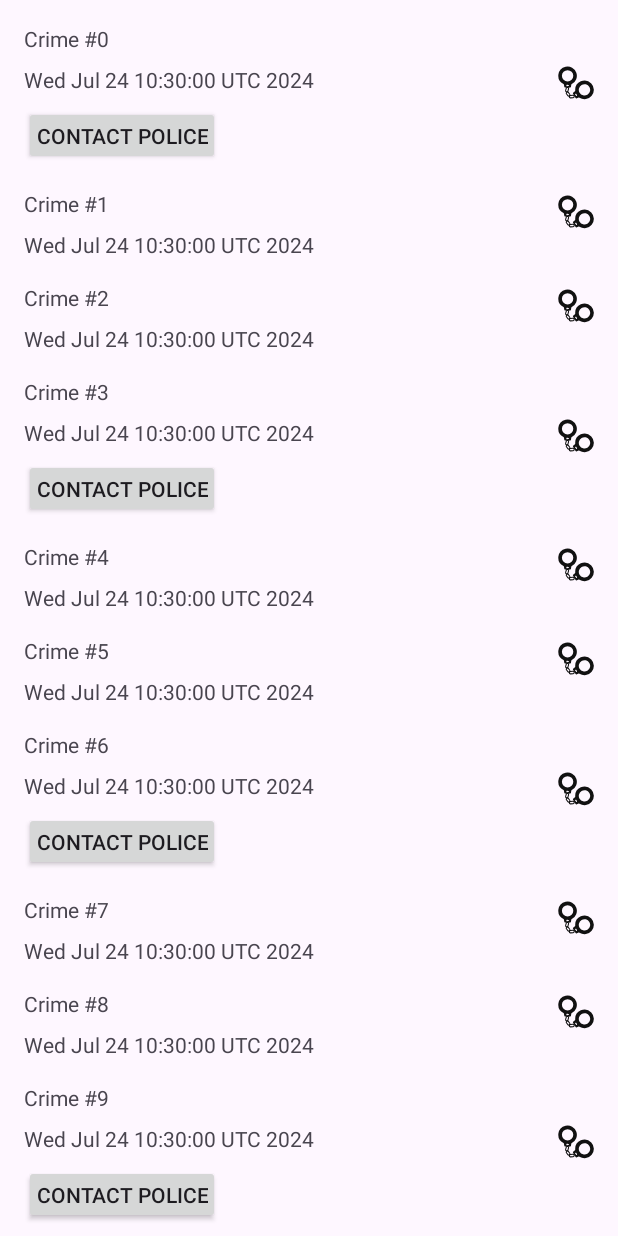
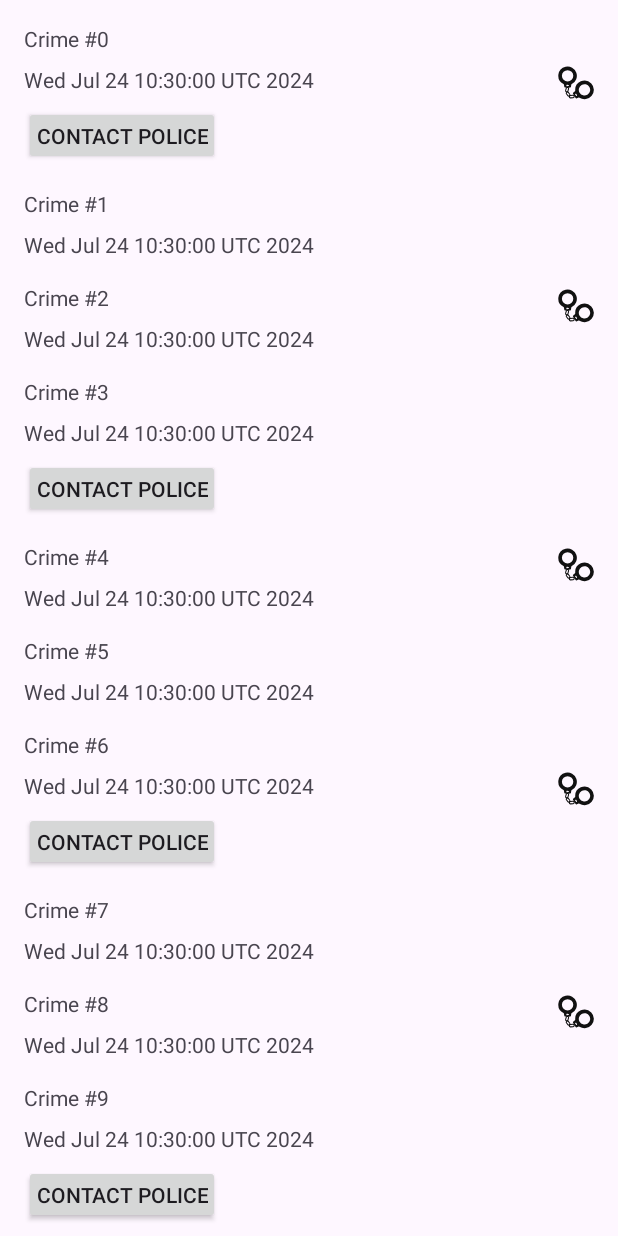
Before and after one commit to neoseurae12/CriminalIntent, an Android app: the screen it shows after launch (MainActivity), on a phone screen of 412 x 824 dp. Run offline under Robolectric (Android 15) with nearby library versions, the phone set to English and light mode, and no system bars.

Commit message:
Making list items dynamic
- Update the ImageView so that the handcuffs are only shown on crimes that have been solved
- Update the ID of ImageView: default name -> `crime_solved`
- Toggle ImageView's visibility based on the solved status of the crime

```diff
--- a/app/src/main/java/com/bignerdranch/android/criminalintent/CrimeListAdapter.kt
+++ b/app/src/main/java/com/bignerdranch/android/criminalintent/CrimeListAdapter.kt
@@ -1,6 +1,7 @@
 package com.bignerdranch.android.criminalintent
 
 import android.view.LayoutInflater
+import android.view.View
 import android.view.ViewGroup
 import android.widget.Toast
 import androidx.recyclerview.widget.RecyclerView
@@ -21,6 +22,12 @@ class GeneralCrimeHolder(
                 "${crime.title} clicked!",
                 Toast.LENGTH_SHORT
             ).show()
+        }
+
+        binding.crimeSolved.visibility = if (crime.isSolved) {
+            View.VISIBLE
+        } else {
+            View.GONE
         }
     }
 }
@@ -47,6 +54,12 @@ class SeriousCrimeHolder(
                 "contact police about ${crime.title}",
                 Toast.LENGTH_SHORT
             ).show()
+        }
+
+        binding.crimeSolved.visibility = if (crime.isSolved) {
+            View.VISIBLE
+        } else {
+            View.GONE
         }
     }
 }
--- a/app/src/main/res/layout/list_item_crime.xml
+++ b/app/src/main/res/layout/list_item_crime.xml
@@ -1,7 +1,6 @@
 <?xml version="1.0" encoding="utf-8"?>
 <androidx.constraintlayout.widget.ConstraintLayout xmlns:android="http://schemas.android.com/apk/res/android"
     xmlns:app="http://schemas.android.com/apk/res-auto"
-    android:id="@+id/linearLayout"
     android:layout_width="match_parent"
     android:layout_height="wrap_content">
 
@@ -13,7 +12,7 @@
         android:layout_marginTop="16dp"
         android:layout_marginEnd="8dp"
         android:text="Crime Title"
-        app:layout_constraintEnd_toStartOf="@+id/imageView"
+        app:layout_constraintEnd_toStartOf="@+id/crime_solved"
         app:layout_constraintStart_toStartOf="parent"
         app:layout_constraintTop_toTopOf="parent" />
 
@@ -25,12 +24,12 @@
         android:layout_marginTop="8dp"
         android:layout_marginEnd="8dp"
         android:text="Crime Date"
-        app:layout_constraintEnd_toStartOf="@+id/imageView"
+        app:layout_constraintEnd_toStartOf="@+id/crime_solved"
         app:layout_constraintStart_toStartOf="parent"
         app:layout_constraintTop_toBottomOf="@+id/crime_title" />
 
     <ImageView
-        android:id="@+id/imageView"
+        android:id="@+id/crime_solved"
         android:layout_width="wrap_content"
         android:layout_height="wrap_content"
         android:layout_marginEnd="16dp"
--- a/app/src/main/res/layout/list_item_serious_crime.xml
+++ b/app/src/main/res/layout/list_item_serious_crime.xml
@@ -1,7 +1,6 @@
 <?xml version="1.0" encoding="utf-8"?>
 <androidx.constraintlayout.widget.ConstraintLayout xmlns:android="http://schemas.android.com/apk/res/android"
     xmlns:app="http://schemas.android.com/apk/res-auto"
-    android:id="@+id/linearLayout2"
     android:layout_width="match_parent"
     android:layout_height="wrap_content">
 
@@ -13,7 +12,7 @@
         android:layout_marginTop="16dp"
         android:layout_marginEnd="8dp"
         android:text="Serious Crime Title"
-        app:layout_constraintEnd_toStartOf="@+id/imageView2"
+        app:layout_constraintEnd_toStartOf="@+id/crime_solved"
         app:layout_constraintStart_toStartOf="parent"
         app:layout_constraintTop_toTopOf="parent" />
 
@@ -25,7 +24,7 @@
         android:layout_marginTop="8dp"
         android:layout_marginEnd="8dp"
         android:text="Serious Crime Date"
-        app:layout_constraintEnd_toStartOf="@+id/imageView2"
+        app:layout_constraintEnd_toStartOf="@+id/crime_solved"
         app:layout_constraintHorizontal_bias="0.513"
         app:layout_constraintStart_toStartOf="parent"
         app:layout_constraintTop_toBottomOf="@+id/serious_crime_title" />
@@ -44,7 +43,7 @@
         app:layout_constraintTop_toBottomOf="@+id/serious_crime_date" />
 
     <ImageView
-        android:id="@+id/imageView2"
+        android:id="@+id/crime_solved"
         android:layout_width="wrap_content"
         android:layout_height="wrap_content"
         android:layout_marginEnd="16dp"
```
